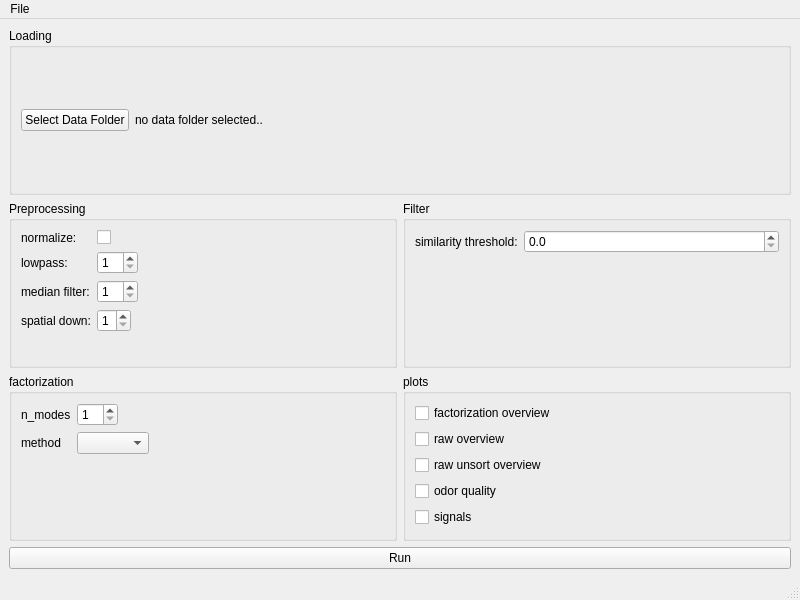
Above: main_gui/main_window.ui from dedan/DrosCalciumAnalyse before the change. Below: the same form after it.
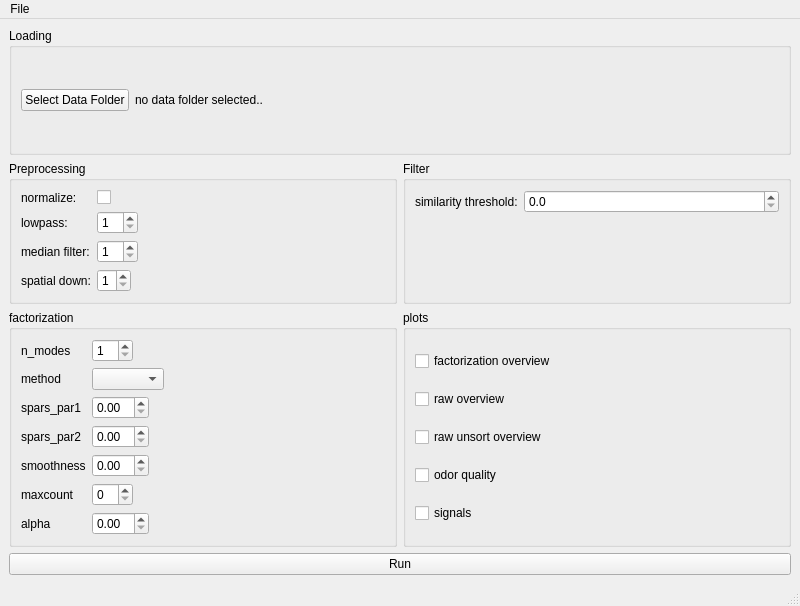
That is the form after the change.

Commit message: add ui elements for the factorization settings

```diff
--- a/main_gui/main_window.ui
+++ b/main_gui/main_window.ui
@@ -7,7 +7,7 @@
     <x>0</x>
     <y>0</y>
     <width>800</width>
-    <height>600</height>
+    <height>606</height>
    </rect>
   </property>
   <property name="windowTitle">
@@ -195,6 +195,56 @@
        <item row="1" column="1">
         <widget class="QComboBox" name="methods_box"/>
        </item>
+       <item row="2" column="1">
+        <widget class="QDoubleSpinBox" name="spars_par1_spinner"/>
+       </item>
+       <item row="2" column="0">
+        <widget class="QLabel" name="spars_par1_label">
+         <property name="text">
+          <string>spars_par1</string>
+         </property>
+        </widget>
+       </item>
+       <item row="3" column="1">
+        <widget class="QDoubleSpinBox" name="spars_par2_spinner"/>
+       </item>
+       <item row="4" column="1">
+        <widget class="QDoubleSpinBox" name="smoothness_spinner"/>
+       </item>
+       <item row="5" column="1">
+        <widget class="QSpinBox" name="maxcount_spinner"/>
+       </item>
+       <item row="6" column="1">
+        <widget class="QDoubleSpinBox" name="alpha_spinner"/>
+       </item>
+       <item row="3" column="0">
+        <widget class="QLabel" name="spars_par2_label">
+         <property name="text">
+          <string>spars_par2</string>
+         </property>
+        </widget>
+       </item>
+       <item row="4" column="0">
+        <widget class="QLabel" name="smoothness_label">
+         <property name="text">
+          <string>smoothness</string>
+         </property>
+        </widget>
+       </item>
+       <item row="5" column="0">
+        <widget class="QLabel" name="maxcount_label">
+         <property name="text">
+          <string>maxcount</string>
+         </property>
+        </widget>
+       </item>
+       <item row="6" column="0">
+        <widget class="QLabel" name="alpha_label">
+         <property name="text">
+          <string>alpha</string>
+         </property>
+        </widget>
+       </item>
       </layout>
      </widget>
     </item>
```
Left out of the diff: 2 changed lines with no effect on the pictures. The commit also changes 1 other file.
